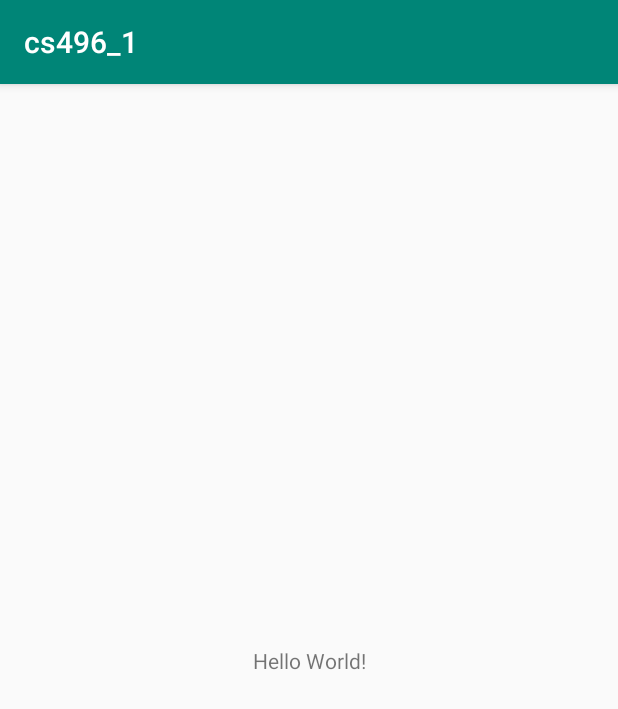
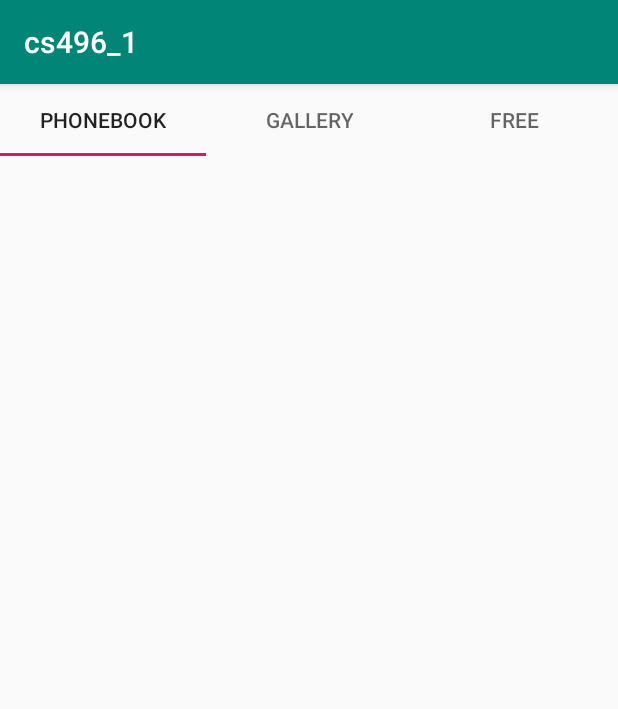
Before and after one commit to estanie/cs496_1, an Android app: the screen it shows after launch (MainActivity), on a phone screen of 412 x 824 dp. Shown: the top 709 px of the screen. Run offline under Robolectric (Android 15) with nearby library versions, the phone set to English and light mode, and no system bars.

Commit message:
Adds Tab structure
Adds tab structure using fragment.

```diff
--- a/app/build.gradle
+++ b/app/build.gradle
@@ -27,6 +27,7 @@ dependencies {
     implementation"org.jetbrains.kotlin:kotlin-stdlib-jdk7:$kotlin_version"
     implementation 'com.android.support:appcompat-v7:28.0.0'
     implementation 'com.android.support.constraint:constraint-layout:1.1.3'
+    implementation 'com.android.support:design:28.0.0'
     testImplementation 'junit:junit:4.12'
     androidTestImplementation 'com.android.support.test:runner:1.0.2'
     androidTestImplementation 'com.android.support.test.espresso:espresso-core:3.0.2'
--- a/app/src/main/java/com/example/q/cs496_1/activities/GalleryActivity.kt
+++ /dev/null
@@ -1,23 +0,0 @@
-package com.example.q.cs496_1.activities
-
-import android.os.Bundle
-import android.support.v7.app.AppCompatActivity
-import com.example.q.cs496_1.models.MyImage
-import com.example.q.cs496_1.R
-import com.example.q.cs496_1.adapters.ImageAdapter
-import kotlinx.android.synthetic.main.activity_gallery.*
-
-class GalleryActivity : AppCompatActivity() {
-    var adapter: ImageAdapter? = null
-    var imageList = ArrayList<MyImage>()
-
-    override fun onCreate(savedInstanceState: Bundle?) {
-        super.onCreate(savedInstanceState)
-        setContentView(R.layout.activity_gallery)
-
-        // @TODO(gayeon): Adds default images and adds functions that get image from local.
-
-        adapter = ImageAdapter(this, imageList)
-        imageGrid.adapter = adapter
-    }
-}
--- a/app/src/main/java/com/example/q/cs496_1/activities/MainActivity.kt
+++ b/app/src/main/java/com/example/q/cs496_1/activities/MainActivity.kt
@@ -3,7 +3,9 @@ package com.example.q.cs496_1.activities
 import android.content.Intent
 import android.support.v7.app.AppCompatActivity
 import android.os.Bundle
+import android.support.v4.view.PagerAdapter
 import com.example.q.cs496_1.R
+import com.example.q.cs496_1.adapters.MyPagerAdapter
 import kotlinx.android.synthetic.main.activity_main.*
 
 class MainActivity : AppCompatActivity() {
@@ -12,6 +14,9 @@ class MainActivity : AppCompatActivity() {
         super.onCreate(savedInstanceState)
         setContentView(R.layout.activity_main)
 
-        // @TODO: Adds tab structure.
+        val fragmentAdapter = MyPagerAdapter(supportFragmentManager)
+        viewPager.adapter = fragmentAdapter
+        tabsMain.setupWithViewPager(viewPager)
+
     }
 }
--- a/app/src/main/java/com/example/q/cs496_1/adapters/ImageAdapter.kt
+++ b/app/src/main/java/com/example/q/cs496_1/adapters/ImageAdapter.kt
@@ -12,6 +12,7 @@ import kotlinx.android.synthetic.main.image_entry.view.*
 class ImageAdapter : BaseAdapter {
     var imageList = ArrayList<MyImage>()
     var context: Context? = null
+
     constructor(context: Context, imageList: ArrayList<MyImage>) : super() {
         this.context = context
         this.imageList = imageList
--- /dev/null
+++ b/app/src/main/java/com/example/q/cs496_1/adapters/MyPagerAdapter.kt
@@ -0,0 +1,32 @@
+package com.example.q.cs496_1.adapters
+
+import android.support.v4.app.Fragment
+import android.support.v4.app.FragmentManager
+import android.support.v4.app.FragmentPagerAdapter
+import com.example.q.cs496_1.fragments.FreeFragment
+import com.example.q.cs496_1.fragments.GalleryFragment
+
+class MyPagerAdapter(fm: FragmentManager) : FragmentPagerAdapter(fm) {
+    override fun getItem(position: Int): Fragment {
+        return when(position) {
+            1 -> {
+                GalleryFragment()
+            }
+            else -> {
+                return FreeFragment()
+            }
+        }
+    }
+
+    override fun getCount(): Int {
+        return 3
+    }
+
+    override fun getPageTitle(position: Int): CharSequence {
+        return when (position) {
+            0 -> "PhoneBook"
+            1 -> "Gallery"
+            else -> return "Free"
+        }
+    }
+}
--- /dev/null
+++ b/app/src/main/java/com/example/q/cs496_1/fragments/FreeFragment.kt
@@ -0,0 +1,7 @@
+package com.example.q.cs496_1.fragments
+
+import android.support.v4.app.Fragment
+
+class FreeFragment: Fragment(){
+
+}
--- /dev/null
+++ b/app/src/main/java/com/example/q/cs496_1/fragments/GalleryFragment.kt
@@ -0,0 +1,42 @@
+package com.example.q.cs496_1.fragments
+
+import android.app.Activity
+import android.content.Context
+import android.os.Bundle
+import android.support.v4.app.Fragment
+import android.view.LayoutInflater
+import android.view.View
+import android.view.ViewGroup
+import com.example.q.cs496_1.R
+import com.example.q.cs496_1.adapters.ImageAdapter
+import com.example.q.cs496_1.models.MyImage
+import kotlinx.android.synthetic.main.fragment_gallery.*
+
+class GalleryFragment: Fragment(){
+    var adapter: ImageAdapter? = null
+    var imageList = ArrayList<MyImage>()
+
+
+    override fun onCreateView(inflater: LayoutInflater, container: ViewGroup?, savedInstanceState: Bundle?): View {
+       // @TODO(gayeon): Adds default images and adds functions that get image from local
+
+        imageList.add(MyImage(R.drawable.abc_btn_radio_to_on_mtrl_000))
+        imageList.add(MyImage(R.drawable.abc_btn_radio_to_on_mtrl_000))
+        imageList.add(MyImage(R.drawable.abc_btn_radio_to_on_mtrl_000))
+        imageList.add(MyImage(R.drawable.abc_btn_radio_to_on_mtrl_000))
+        imageList.add(MyImage(R.drawable.abc_btn_radio_to_on_mtrl_000))
+        imageList.add(MyImage(R.drawable.abc_btn_radio_to_on_mtrl_000))
+
+        return inflater!!.inflate(R.layout.fragment_gallery, container, false)
+    }
+
+    override fun onAttach(context: Context) {
+        super.onAttach(context)
+        adapter = ImageAdapter(context, imageList)
+    }
+
+    override fun onStart() {
+        super.onStart()
+        imageGrid.adapter = adapter
+    }
+}
--- a/app/src/main/res/layout/activity_gallery.xml
+++ /dev/null
@@ -1,14 +0,0 @@
-<?xml version="1.0" encoding="utf-8"?>
-<android.support.constraint.ConstraintLayout xmlns:android="http://schemas.android.com/apk/res/android"
-                                             xmlns:tools="http://schemas.android.com/tools" android:layout_width="match_parent"
-                                             android:layout_height="match_parent">
-    <GridView
-            android:id="@+id/imageGrid"
-            android:columnWidth="150dp"
-            android:horizontalSpacing="15dp"
-            android:numColumns="auto_fit"
-            android:verticalSpacing="15dp"
-            android:layout_width="368dp"
-            android:layout_height="447dp" tools:layout_editor_absoluteY="16dp" tools:layout_editor_absoluteX="8dp"/>
-
-</android.support.constraint.ConstraintLayout>
--- a/app/src/main/res/layout/activity_main.xml
+++ b/app/src/main/res/layout/activity_main.xml
@@ -7,13 +7,17 @@
     android:layout_height="match_parent"
     tools:context=".activities.MainActivity">
 
-    <TextView
-        android:layout_width="wrap_content"
-        android:layout_height="wrap_content"
-        android:text="Hello World!"
-        app:layout_constraintBottom_toBottomOf="parent"
-        app:layout_constraintLeft_toLeftOf="parent"
-        app:layout_constraintRight_toRightOf="parent"
-        app:layout_constraintTop_toTopOf="parent" />
+    <android.support.design.widget.TabLayout
+            android:id="@+id/tabsMain"
+            android:layout_width="match_parent"
+            android:layout_height="wrap_content"
+            app:tabMode="fixed" />
+
+    <android.support.v4.view.ViewPager
+            android:id="@+id/viewPager"
+            android:layout_width="match_parent"
+            android:layout_height="0dp"
+            android:layout_weight="1"
+    />
 
 </android.support.constraint.ConstraintLayout>
--- /dev/null
+++ b/app/src/main/res/layout/fragment_gallery.xml
@@ -0,0 +1,10 @@
+<?xml version="1.0" encoding="utf-8"?>
+
+<GridView xmlns:android="http://schemas.android.com/apk/res/android" xmlns:tools="http://schemas.android.com/tools"
+          android:id="@+id/imageGrid"
+          android:columnWidth="150dp"
+          android:horizontalSpacing="15dp"
+          android:numColumns="auto_fit"
+          android:verticalSpacing="15dp"
+          android:layout_width="match_parent"
+          android:layout_height="match_parent" tools:layout_editor_absoluteY="16dp" tools:layout_editor_absoluteX="8dp"/>
--- a/app/src/main/res/layout/image_entry.xml
+++ b/app/src/main/res/layout/image_entry.xml
@@ -7,7 +7,6 @@
             android:id="@+id/myImage"
             android:layout_width="150dp"
             android:layout_height="120dp"
-            app:srcCompat="@drawable/ic_launcher_background"
     />
 
 </android.support.constraint.ConstraintLayout>
```
